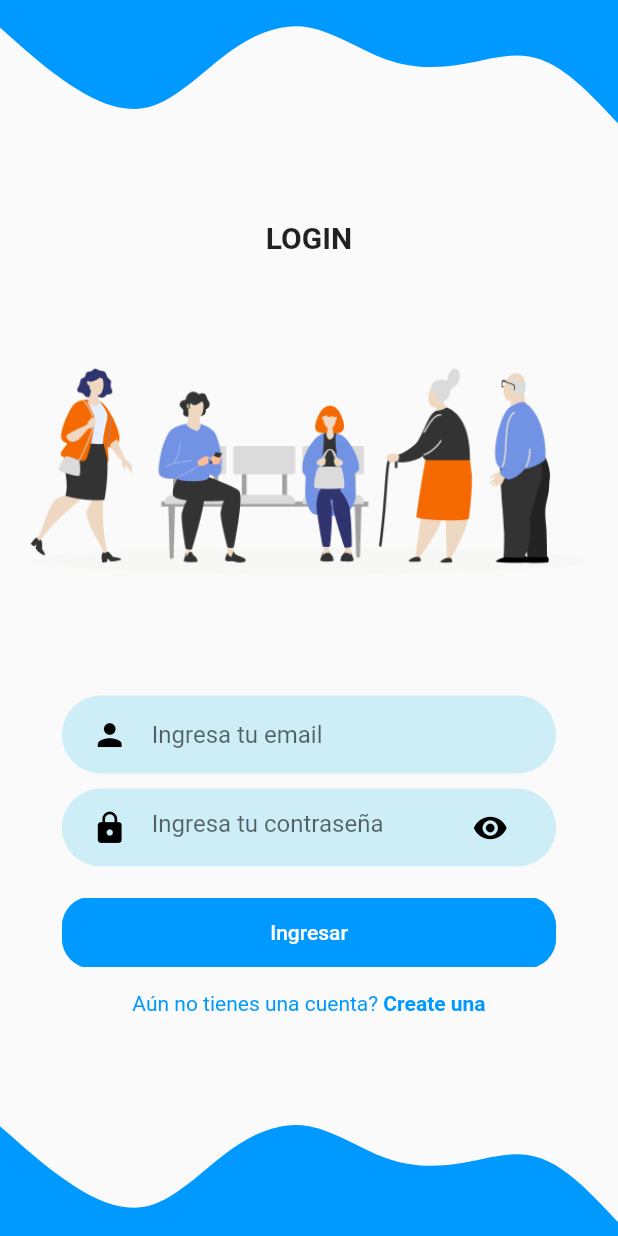
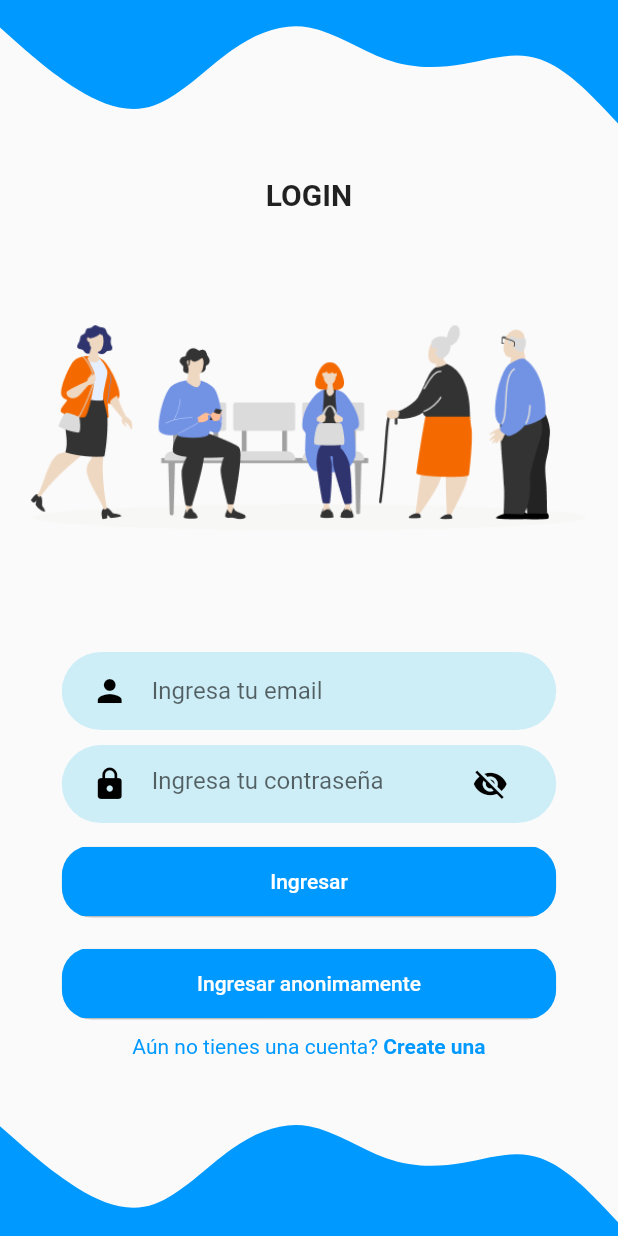
Before and after one commit to M0sh4/boticapp_flutter, a Flutter app: the screen it shows after launch, on a phone screen of 412 x 824 dp. Run offline on Flutter 3.47's test engine with Material 2 defaults, Android fonts, the phone set to English and light mode, and no system bars; our stand-ins replace firebase_auth, firebase_core, firebase_database, flutter_svg, shared_preferences; accounts and stored records are empty.

Commit message:
createUser, progressBar, inputenabled, sharedpreferences INCLUDED

```diff
--- /dev/null
+++ b/lib/domain/entities/UsuarioModel.dart
@@ -0,0 +1,18 @@
+class UsuarioModel {
+  String dniUsu = "";
+  String nombreUsu = "";
+  String apellidosUsu = "";
+  String emailUsu = "";
+  String telefonoUsu = "";
+  String passwordUsu = "";
+
+  UsuarioModelConst(String dniUsu, String nombreUsu, String apellidosUsu,
+    String emailUsu, String telefonoUsu, String passwordUsu){
+      this.dniUsu = dniUsu;
+      this.nombreUsu = nombreUsu;
+      this.apellidosUsu = apellidosUsu;
+      this.emailUsu = emailUsu;
+      this.telefonoUsu = telefonoUsu;
+      this.passwordUsu = passwordUsu;
+  }
+}
--- a/lib/main.dart
+++ b/lib/main.dart
@@ -1,4 +1,5 @@
 import 'package:boticapp_flutter/screens/Auth/sign-in.dart';
+import 'package:boticapp_flutter/screens/Auth/sign-up.dart';
 import 'package:boticapp_flutter/screens/Sidebar/sidebar.dart';
 import 'package:firebase_core/firebase_core.dart';
 import 'package:flutter/material.dart';
@@ -16,7 +17,8 @@ class MyApp extends StatelessWidget {
     return MaterialApp(
       home: SignIn(),
       routes: {
-        '/home': (context) => Sidebar()
+        '/home': (context) => Sidebar(),
+        '/signup': (context) => SignUp()
         //'/': (context) => SignIn()
       },
     );
--- a/lib/screens/Auth/sign-in.dart
+++ b/lib/screens/Auth/sign-in.dart
@@ -1,11 +1,12 @@
+import 'package:boticapp_flutter/data/firebase/UsuarioService.dart';
 import 'package:boticapp_flutter/data/firebase/auth.dart';
-import 'package:boticapp_flutter/screens/Sidebar/sidebar.dart';
-import 'package:boticapp_flutter/screens/screens/home.dart';
+import 'package:boticapp_flutter/domain/entities/UsuarioModel.dart';
 import 'package:boticapp_flutter/widgets/RoundedButton.dart';
+import 'package:boticapp_flutter/widgets/background_screen.dart';
 import 'package:boticapp_flutter/widgets/rounded_input_field.dart';
 import 'package:boticapp_flutter/widgets/rounded_input_password.dart';
 import 'package:flutter/material.dart';
-import 'package:flutter_svg/flutter_svg.dart';
+import 'package:shared_preferences/shared_preferences.dart';
 
 class SignIn extends StatefulWidget {
   SignIn({Key? key}) : super(key: key);
@@ -15,33 +16,24 @@ class SignIn extends StatefulWidget {
 }
 
 class _SignInState extends State<SignIn> {
+  Future<SharedPreferences> prefs = SharedPreferences.getInstance();
+  GlobalKey<FormState> formKey = GlobalKey<FormState>();
   final AuthService _auth = AuthService();
+  UsuarioService userS = new UsuarioService();
+  var email =  '';
+  var password = '';
+  bool isLoading = false;
+  bool isEnabled = true;
+  UsuarioModel userM =  new UsuarioModel();
+  List<UsuarioModel> userList = [];
+  var emailUsu = new TextEditingController();
   @override
   Widget build(BuildContext context) {
     Size size = MediaQuery.of(context).size;
-    return Scaffold(
-        body: SingleChildScrollView(
-      child: Container(
-        width: double.infinity,
-        height: size.height,
-        child: Stack(
-          alignment: Alignment.center,
-          children: [
-            Positioned(
-              top: 0,
-              left: 0,
-              child:
-                  SvgPicture.asset("lib/utils/wavetop.svg", width: size.width),
-            ),
-            Positioned(
-              bottom: 0,
-              right: 0,
-              child: SvgPicture.asset(
-                "lib/utils/wavebot.svg",
-                width: size.width,
-              ),
-            ),
-            Column(mainAxisAlignment: MainAxisAlignment.center, children: [
+    return Form(
+      key: formKey,
+      child: BackgroundScreen(
+        child: Column(mainAxisAlignment: MainAxisAlignment.center, children: [
       Text(
         "LOGIN",
         style: TextStyle(fontWeight: FontWeight.bold, fontSize: 20),
@@ -53,16 +45,59 @@ class _SignInState extends State<SignIn> {
       RoundedInputField(
         hintText: "Ingresa tu email",
         icon: Icons.person,
-                onChanged: (value) {},
+        onChanged: (value) {
+          email = value;
+        },
+        inputType: TextInputType.text,
+        isEnabled: isEnabled,
       ),
-              RoundedPasswordField(valueChanged: (value) {}),
+      RoundedInputPassword(
+        valueChanged: (value) {
+          password = value;
+        },
+        isEnabled: isEnabled,
+      ),
       RoundedButton(
           text: "Ingresar",
+          press: () async {
+            if(formKey.currentState!.validate()){
+              setState(() {
+                isLoading= true;
+                isEnabled= false;
+              });
+              await userS.readUser(userM).then((user)=> user.forEach((e) => {
+                if(e.emailUsu == email && e.passwordUsu == password){
+                    userM.UsuarioModelConst(e.dniUsu, e.nombreUsu, e.apellidosUsu
+                    , e.emailUsu, e.telefonoUsu, e.passwordUsu),
+                    setState(() {
+                      isLoading= false;
+                      isEnabled= true;
+                    }),
+                    prefs.then((value) => value.setString('key', e.dniUsu)),
+                    Navigator.of(context)
+                      .pushNamedAndRemoveUntil("/home", (route) => false)
+                }
+              }));
+              setState(() {
+                isLoading= false;
+                isEnabled= true;
+              });
+            }
+          },
+          isLoading: isLoading,
+          color: Color.fromRGBO(0, 153, 255, 1),
+          textColor: Colors.white),
+      RoundedButton(
+          text: "Ingresar anonimamente",
           press: () {
-                    Navigator.of(context).pushNamedAndRemoveUntil("/home", (route) => false);
+            Future anon = _auth.signInAnon();
+            anon.then((value) => Navigator.of(context)
+                .pushNamedAndRemoveUntil("/home", (route) => false))
+                .onError((error, stackTrace) => print(error));
           },
           color: Color.fromRGBO(0, 153, 255, 1),
-                  textColor: Colors.white
+          textColor: Colors.white,
+          isLoading: false
       ),
       Row(
         mainAxisAlignment: MainAxisAlignment.center,
@@ -70,7 +105,10 @@ class _SignInState extends State<SignIn> {
           Text("Aún no tienes una cuenta? ",
               style: TextStyle(color: Color.fromRGBO(0, 153, 255, 1))),
           GestureDetector(
-                      onTap: () {},
+              onTap: () {
+                Navigator.of(context)
+                    .pushNamedAndRemoveUntil("/signup", (route) => false);
+              },
               child: Text(
                 "Create una",
                 style: TextStyle(
@@ -79,10 +117,6 @@ class _SignInState extends State<SignIn> {
               ))
         ],
       )
-            ])
-          ],
-        ),
-      ),
-    ));
+    ])));
   }
 }
--- a/lib/screens/Sidebar/sidebar.dart
+++ b/lib/screens/Sidebar/sidebar.dart
@@ -4,6 +4,7 @@ import 'package:boticapp_flutter/screens/screens/home.dart';
 import 'package:boticapp_flutter/screens/screens/myaccount.dart';
 import 'package:flutter/material.dart';
 import 'package:boticapp_flutter/widgets/item_navigation.dart';
+import 'package:shared_preferences/shared_preferences.dart';
 
 class Sidebar extends StatefulWidget {
   Sidebar({Key? key}) : super(key: key);
@@ -143,8 +144,10 @@ class _SidebarState extends State<Sidebar> {
                       colorIcon: Colors.white,
                       colorText: Colors.white,
                       nombre: "Log out",
-                      function: (){
+                      function: () async {
                         Navigator.of(context).pushNamedAndRemoveUntil("/", (route) => false);
+                        SharedPreferences prefs = await SharedPreferences.getInstance();
+                        prefs.remove('key');
                         setState(() {
                           //_pos = 7;
                           _value = 0;
--- a/lib/widgets/RoundedButton.dart
+++ b/lib/widgets/RoundedButton.dart
@@ -1,30 +1,47 @@
 import 'package:flutter/material.dart';
-
-class RoundedButton extends StatelessWidget {
+class RoundedButton extends StatefulWidget {
   final String text;
+  final bool isLoading;
   final VoidCallback press;
   final Color color, textColor;
-  const RoundedButton({Key? key, required this.text, required this.press, required this.color, required this.textColor}) : super(key: key);
+  RoundedButton({Key? key,
+  required this.text,
+  required this.press,
+  required this.color,
+  required this.textColor,
+  required this.isLoading}) : super(key: key);
 
+  @override
+  _RoundedButtonState createState() => _RoundedButtonState();
+}
+
+class _RoundedButtonState extends State<RoundedButton> {
   @override
   Widget build(BuildContext context) {
     Size size = MediaQuery.of(context).size;
     return Container(
-      margin: EdgeInsets.symmetric(vertical: 15),
+      margin: EdgeInsets.symmetric(vertical: 10),
       width: size.width * 0.8,
-      child: ClipRRect(
+      child: widget.isLoading
+      ? Container(
+        decoration: BoxDecoration(shape: BoxShape.circle, color: Colors.white),
+        child: Center(
+          child: CircularProgressIndicator(color: Colors.black,backgroundColor: Colors.blue)
+        ),
+      )
+      : ClipRRect(
         borderRadius: BorderRadius.circular(20),
-        child: TextButton(
+        child: ElevatedButton(
           style: ButtonStyle(
             padding: MaterialStateProperty.all(
                 EdgeInsets.symmetric(vertical: 15, horizontal: 40)),
             backgroundColor:
-                MaterialStateProperty.all(color),
+                MaterialStateProperty.all(widget.color),
           ),
-          onPressed: press,
+          onPressed: ()=> widget.press.call(),
           child: Text(
-            text,
-            style: TextStyle(color: textColor),
+            widget.text,
+            style: TextStyle(color: widget.textColor),
           ),
         ),
       ),
--- /dev/null
+++ b/lib/widgets/background_screen.dart
@@ -0,0 +1,34 @@
+import 'package:flutter/material.dart';
+import 'package:flutter_svg/svg.dart';
+
+class BackgroundScreen extends StatelessWidget {
+  final Widget child;
+  const BackgroundScreen({Key? key, required this.child}) : super(key: key);
+
+  @override
+  Widget build(BuildContext context) {
+    Size size = MediaQuery.of(context).size;
+    return Scaffold(
+        body: SingleChildScrollView(
+            child: Container(
+                width: double.infinity,
+                height: size.height,
+                child: Stack(alignment: Alignment.center, children: [
+                  Positioned(
+                    top: 0,
+                    left: 0,
+                    child: SvgPicture.asset("lib/utils/wavetop.svg",
+                        width: size.width),
+                  ),
+                  Positioned(
+                    bottom: 0,
+                    right: 0,
+                    child: SvgPicture.asset(
+                      "lib/utils/wavebot.svg",
+                      width: size.width,
+                    ),
+                  ),
+                  child
+                ]))));
+  }
+}
--- a/lib/widgets/rounded_input_field.dart
+++ b/lib/widgets/rounded_input_field.dart
@@ -3,25 +3,40 @@ import 'package:flutter/material.dart';
 
 class RoundedInputField extends StatelessWidget {
   final String hintText;
+  final bool isEnabled;
   final IconData icon;
   final ValueChanged onChanged;
+  final int? maxLength;
+  final TextInputType inputType;
   const RoundedInputField({
     Key? key,
     required this.hintText,
     required this.icon,
     required this.onChanged,
+    this.maxLength,
+    required this.inputType,
+    required this.isEnabled,
   }) : super(key: key);
 
   @override
   Widget build(BuildContext context) {
     return TextFieldContainer(
-      child: TextField(
+      child: TextFormField(
         onChanged: onChanged,
         decoration: InputDecoration(
           icon: Icon(icon, color: Colors.black),
           hintText: hintText,
           border: InputBorder.none,
+          counterText: ""
         ),
+        maxLength: maxLength,
+        keyboardType: inputType,
+        validator: (value){
+          if(value == null || value.isEmpty){
+            return hintText;
+          }
+        },
+        enabled: isEnabled,
       ),
     );
   }
--- a/lib/widgets/rounded_input_password.dart
+++ b/lib/widgets/rounded_input_password.dart
@@ -1,27 +1,52 @@
 import 'package:boticapp_flutter/widgets/text_field_container.dart';
 import 'package:flutter/material.dart';
 
-class RoundedPasswordField extends StatelessWidget {
+class RoundedInputPassword extends StatefulWidget {
   final ValueChanged valueChanged;
-
-  const RoundedPasswordField({Key? key, required this.valueChanged})
-      : super(key: key);
+  final bool isEnabled;
+  RoundedInputPassword({
+    Key? key,
+    required this.valueChanged,
+    required this.isEnabled}) : super(key: key);
 
   @override
+  _RoundedInputPasswordState createState() => _RoundedInputPasswordState();
+}
+
+class _RoundedInputPasswordState extends State<RoundedInputPassword>{
+  bool isObscure = true;
+  @override
   Widget build(BuildContext context) {
+
     return TextFieldContainer(
-      child: TextField(
+      child: TextFormField(
         decoration: InputDecoration(
             hintText: "Ingresa tu contraseña",
             icon: Icon(
               Icons.lock,
               color: Colors.black,
             ),
-            suffixIcon: Icon(
-              Icons.visibility,
-              color: Colors.black,
+            suffixIcon: GestureDetector(
+              child: Icon(
+                isObscure?Icons.visibility_off:Icons.visibility,
+                color: Colors.black
+              ),
+              onTap: (){
+                setState((){
+                  isObscure = !isObscure;
+                });
+              },
+              ),
+            border: InputBorder.none,
             ),
-            border: InputBorder.none),
+        validator: (value){
+          if(value!.isEmpty){
+            return "Ingresa tu contraseña";
+          }
+        },
+        obscureText: isObscure,
+        onChanged: widget.valueChanged,
+        enabled: widget.isEnabled,
       ),
     );
   }
```
Also changed, not shown: lib/data/firebase/UsuarioService.dart (added, +44 -0 lines), lib/screens/Auth/sign-up.dart (added, +108 -0 lines), lib/screens/screens/home.dart (+16 -2 lines), pubspec.yaml (+5 -3 lines), pubspec.lock. Lines whose indentation alone changed are shown as unchanged.
